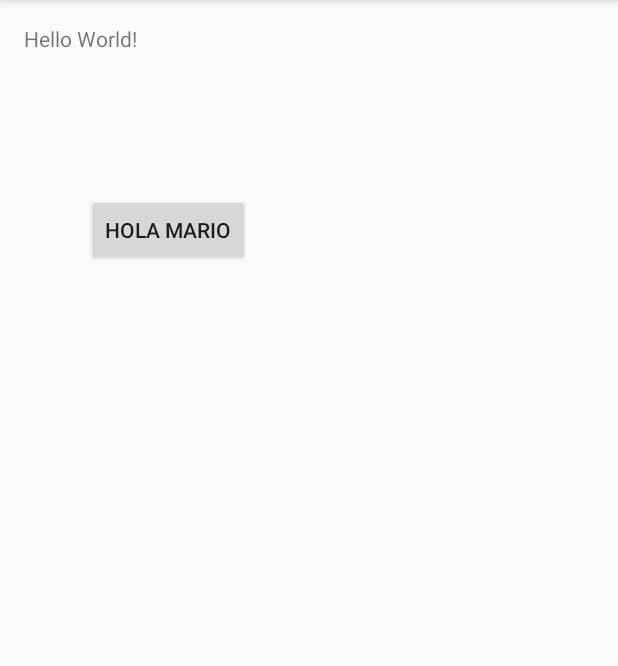
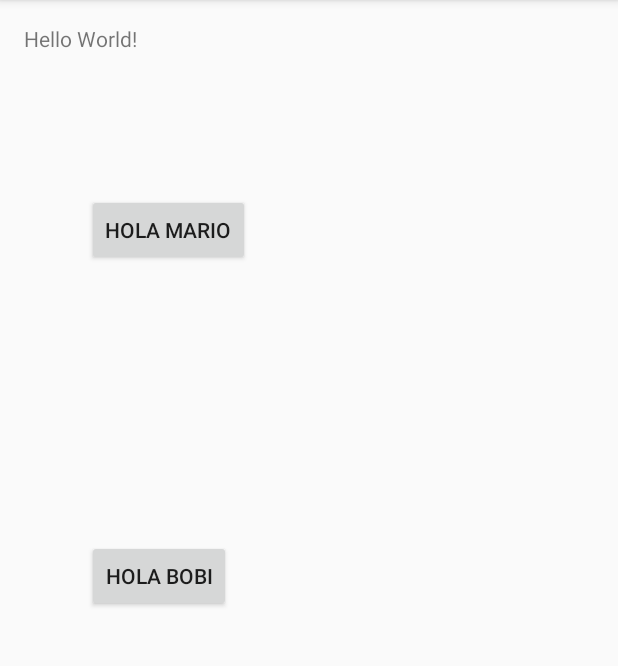
Before and after one commit to amartinezdasilva/probandogitconmario, an Android app: the screen it shows after launch (MainActivity), on a phone screen of 412 x 824 dp, the part 84-750 px from its top. Run offline under Robolectric (Android 15) with nearby library versions, the phone set to English and light mode, and no system bars.

Commit message:
añadido boton

```diff
--- a/app/src/main/res/layout/activity_main.xml
+++ b/app/src/main/res/layout/activity_main.xml
@@ -24,4 +24,12 @@
         android:layout_marginStart="42dp"
         android:layout_marginTop="94dp"
         android:id="@+id/boton" />
+
+    <Button
+        android:text="Hola Bobi"
+        android:layout_width="wrap_content"
+        android:layout_height="wrap_content"
+        android:layout_centerVertical="true"
+        android:layout_alignStart="@+id/boton"
+        android:id="@+id/button" />
 </RelativeLayout>
```
